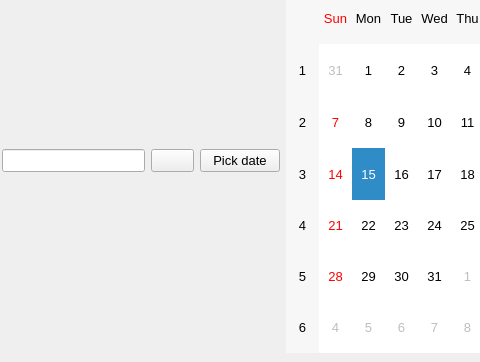
StephaneCouturier/Katalog, file mainwindow.ui: the form before one commit; both pictures show x 456 to 936 and y 529 to 891 of the 1158 by 891 pixel window.
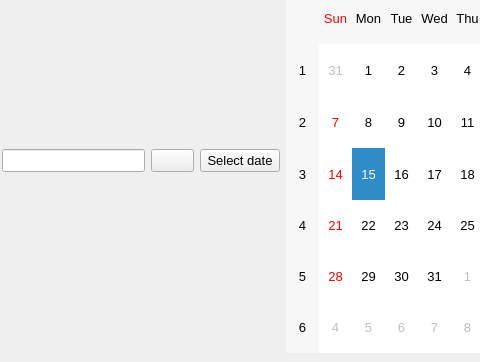
The form after the commit. The open tabs and pages were chosen to show the change. Icons and pictures are not drawn. Custom widgets are drawn as their Qt base class.

Diff of the .ui file:
```diff
--- a/mainwindow.ui
+++ b/mainwindow.ui
@@ -6532,7 +6532,7 @@
                 <item>
                  <widget class="QPushButton" name="Statistics_pushButton_PickDate">
                   <property name="text">
-                   <string>Pick date</string>
+                   <string>Select date</string>
                   </property>
                  </widget>
                 </item>
```
Left out of the diff: 2 changed lines with no effect on the pictures.
